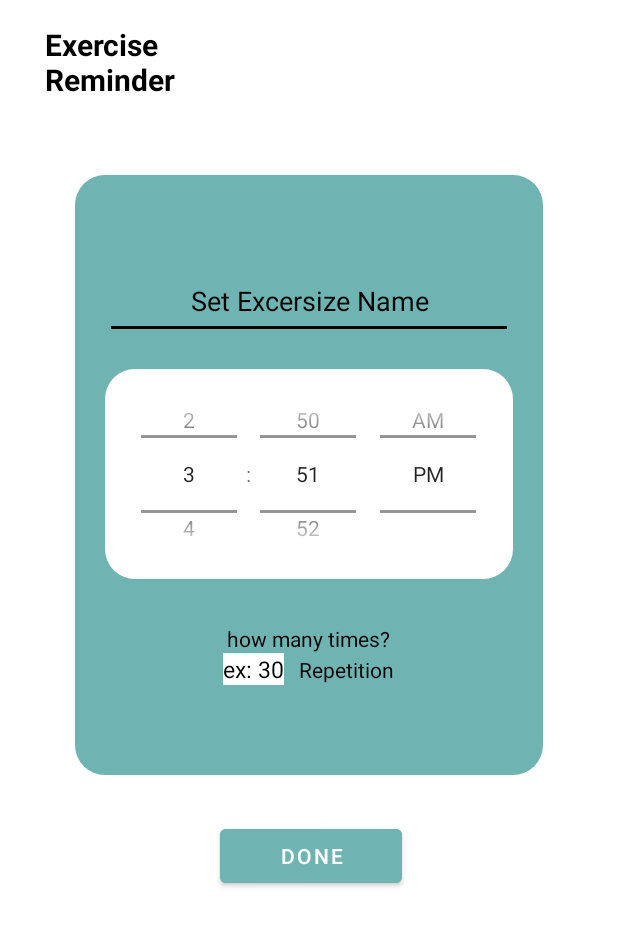
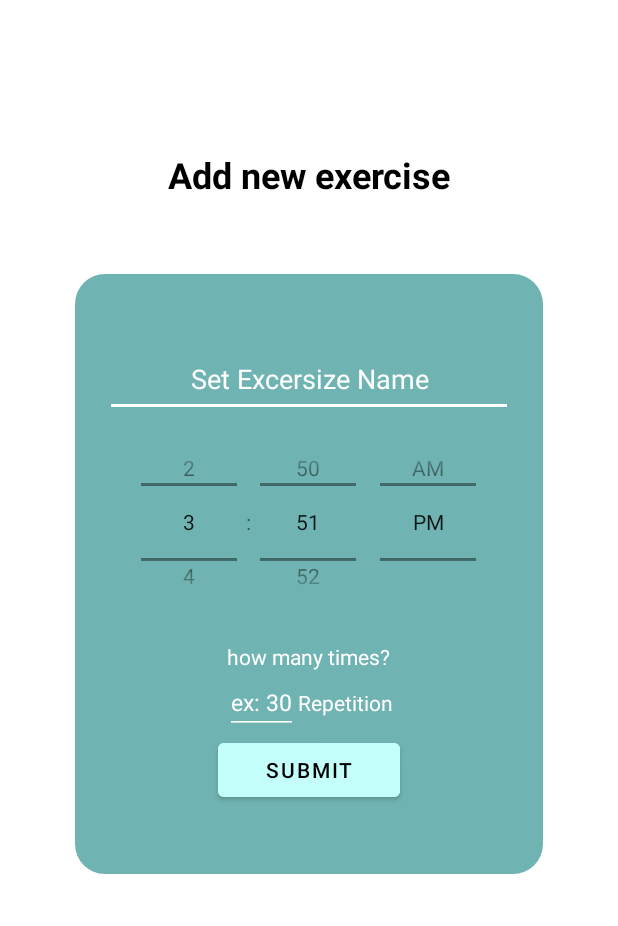
Before and after one commit to joshuawenata/MobileFinalProject, an Android app: the AddExercise screen opened directly, with no data from a screen before it, on a phone screen of 412 x 824 dp. Shown: the top 926 px of the screen. Run offline under Robolectric (Android 15) with nearby library versions, the phone set to English and light mode, and no system bars; our stand-ins replace Firebase (no records; nobody signed in at launch, a user with empty details on screens opened directly).

Commit message:
layout fix + exercise logic fix ok

```diff
--- a/app/src/main/java/com/example/moblefinpro/AddExercise.java
+++ b/app/src/main/java/com/example/moblefinpro/AddExercise.java
@@ -27,9 +27,9 @@ public class AddExercise extends AppCompatActivity {
     }
 
     private void initiallize() {
-        name = findViewById(R.id.add_exercise_set_text);
+        name = findViewById(R.id.add_excersize_set_text);
         repetition = findViewById(R.id.add_excersize_repetition);
-        time = findViewById(R.id.add_exercise_simpleTimePicker);
+        time = findViewById(R.id.add_excersize_simpleTimePicker);
     }
 
     public void addExercise(View view) {
--- a/app/src/main/java/com/example/moblefinpro/exerciseAdapter.java
+++ b/app/src/main/java/com/example/moblefinpro/exerciseAdapter.java
@@ -69,7 +69,7 @@ public class exerciseAdapter extends RecyclerView.Adapter<exerciseAdapter.Exerci
                     Intent intent = new Intent(exerciseAdapter.this.context, notificationReceiver.class);
 
                     intent.putExtra("notifType", "Exercise");
-                    intent.putExtra("message", "Let's burn some calory!");
+                    intent.putExtra("message", "do "+exercisesList.get(position).getName());
 
                     PendingIntent alarmIntent = PendingIntent.getBroadcast(exerciseAdapter.this.context, 0,
                             intent, PendingIntent.FLAG_CANCEL_CURRENT | PendingIntent.FLAG_IMMUTABLE);
--- a/app/src/main/res/layout/activity_add_exercise.xml
+++ b/app/src/main/res/layout/activity_add_exercise.xml
@@ -8,28 +8,19 @@
     android:background="@color/white">
 
     <TextView
-        android:id="@+id/add_exercise_title"
-        android:layout_width="100dp"
+        android:id="@+id/add_excersize_title"
+        android:layout_width="match_parent"
         android:layout_height="wrap_content"
-        android:layout_alignParentStart="true"
-        android:layout_alignParentTop="true"
-        android:layout_alignParentEnd="true"
-        android:layout_marginStart="30dp"
-        android:layout_marginLeft="30dp"
-        android:layout_marginTop="16dp"
-        android:layout_marginEnd="279dp"
-        android:text="Exercise Reminder"
+        android:gravity="center"
+        android:layout_marginTop="100dp"
+        android:text="Add new exercise"
         android:textColor="@color/black"
-        android:textSize="20sp"
-        android:textStyle="bold"
-        app:layout_constraintEnd_toEndOf="parent"
-        app:layout_constraintHorizontal_bias="0.069"
-        app:layout_constraintStart_toStartOf="parent"
-        app:layout_constraintTop_toTopOf="parent" />
+        android:textSize="24sp"
+        android:textStyle="bold" />
 
     <LinearLayout
-        android:id="@+id/add_exercise_relativeLayout"
-        android:layout_below="@+id/add_exercise_title"
+        android:id="@+id/add_excersize_relativeLayout"
+        android:layout_below="@+id/add_excersize_title"
         android:layout_width="match_parent"
         android:layout_height="400dp"
         android:layout_marginHorizontal="50dp"
@@ -41,24 +32,21 @@
         android:orientation="vertical">
 
         <EditText
-            android:id="@+id/add_exercise_set_text"
+            android:id="@+id/add_excersize_set_text"
             android:layout_width="match_parent"
             android:layout_height="50dp"
             android:textAlignment="center"
             android:layout_marginHorizontal="20dp"
             android:textColor="@color/white"
             android:hint="@string/set_excersize_name"
-            android:textColorHint="@color/black"
-            android:backgroundTint="@color/black"/>
+            android:textColorHint="@color/white"
+            android:backgroundTint="@color/white"/>
 
         <TimePicker
-            android:id="@+id/add_exercise_simpleTimePicker"
+            android:id="@+id/add_excersize_simpleTimePicker"
             android:layout_width="match_parent"
-            android:layout_margin="20dp"
             android:layout_height="140dp"
             android:timePickerMode="spinner"
-            android:background="@drawable/curved_layout"
-            android:backgroundTint="@color/white"
             android:numbersBackgroundColor="@color/white"
             android:numbersInnerTextColor="@color/black"
             android:numbersSelectorColor="@color/black"
@@ -67,54 +55,50 @@
 
 
         <TextView
-            android:id="@+id/add_exercise_ask_text"
+            android:id="@+id/add_excersize_ask_text"
             android:layout_width="wrap_content"
             android:layout_height="wrap_content"
             android:layout_marginTop="10dp"
             android:textAlignment="center"
-            android:textColor="@color/black"
+            android:textColor="@color/white"
             android:text="how many times?" />
 
         <LinearLayout
             android:layout_width="wrap_content"
             android:layout_height="wrap_content"
             android:orientation="horizontal"
-            android:layout_below="@+id/add_exercise_button">
+            android:layout_below="@+id/add_excersize_button">
 
             <EditText
                 android:id="@+id/add_excersize_repetition"
                 android:layout_width="wrap_content"
                 android:layout_height="wrap_content"
                 android:textAlignment="center"
-                android:textColor="@color/black"
+                android:textColor="@color/white"
                 android:hint="ex: 30"
-                android:background="@color/white"
                 android:textSize="15sp"
-                android:textColorHint="@color/black"
+                android:textColorHint="@color/white"
                 android:backgroundTint="@color/white"/>
 
             <TextView
                 android:layout_width="wrap_content"
                 android:layout_height="wrap_content"
-                android:layout_marginLeft="10dp"
                 android:text="@string/repetition"
-                android:textColor="@color/black"
-                android:textColorHint="@color/black" />
+                android:textColor="@color/white"
+                android:textColorHint="@color/white"/>
         </LinearLayout>
+
+        <Button
+            android:id="@+id/add_excersize_button"
+            android:layout_width="121dp"
+            android:layout_height="wrap_content"
+            android:layout_below="@+id/add_excersize_ask_text"
+            android:backgroundTint="@color/tosca"
+            android:textColor="@color/black"
+            android:text="Submit"
+            android:onClick="addExercise"
+            />
 
     </LinearLayout>
 
-    <Button
-        android:id="@+id/add_exercise_button"
-        android:layout_width="121dp"
-        android:layout_height="wrap_content"
-        android:layout_below="@+id/add_exercise_relativeLayout"
-        android:layout_alignParentEnd="true"
-        android:layout_marginTop="30dp"
-        android:layout_marginEnd="144dp"
-        android:backgroundTint="@color/sleep_tosca"
-        android:onClick="addExercise"
-        android:text="Done"
-        android:textColor="@color/white" />
-
 </RelativeLayout>
```
Also changed, not shown: app/src/main/java/com/example/moblefinpro/malefemalepicker.java (+9 -3 lines), app/src/main/res/layout/activity_malefemalepicker.xml (+7 -15 lines), app/src/main/res/layout/activity_water_reminder.xml (+7 -8 lines).
